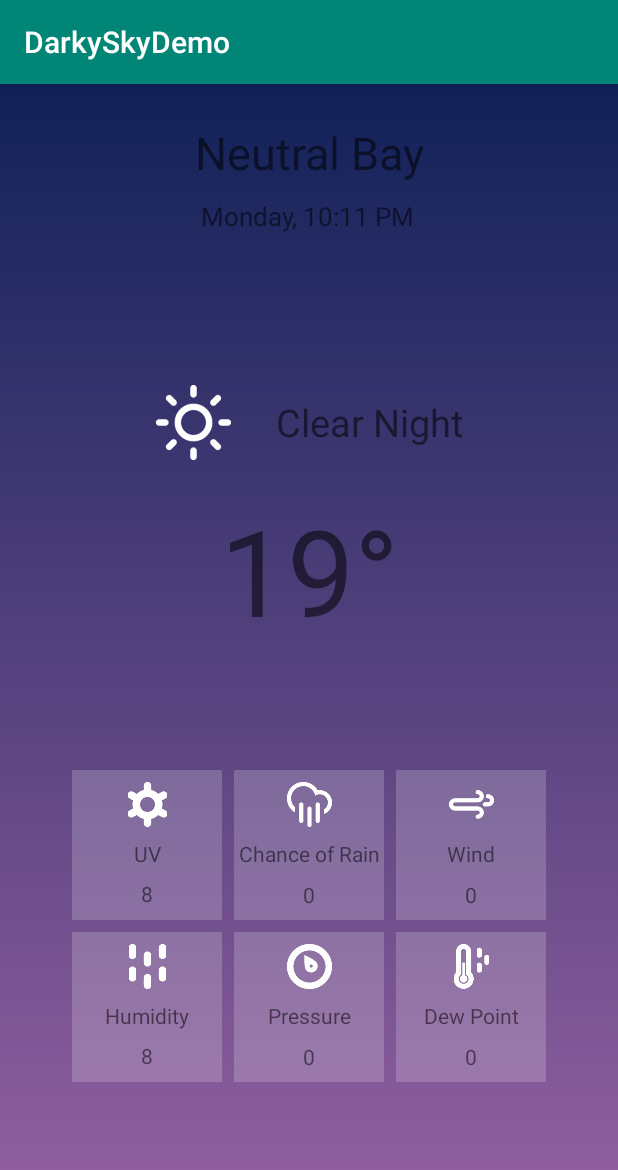
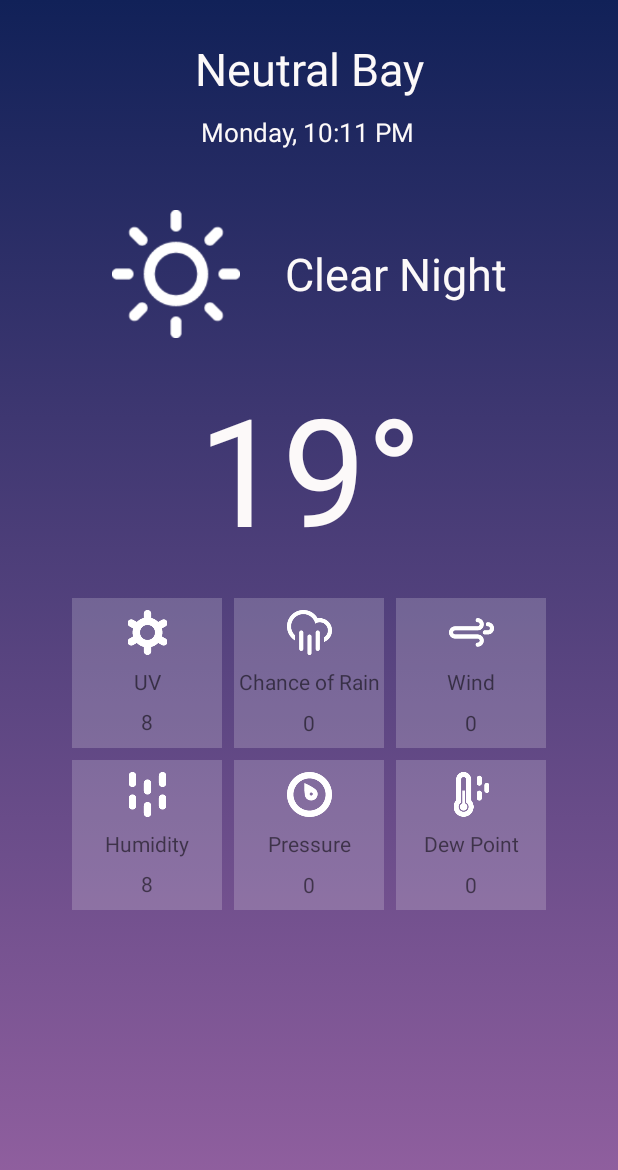
Before and after one commit to vuongpn/Weather, an Android app: the screen it shows after launch (MainActivity), on a phone screen of 412 x 824 dp. Shown: the top 1170 px of the screen. Run offline under Robolectric (Android 15) with nearby library versions, the phone set to English and light mode, and no system bars; 1 statement that could not run was skipped.

Commit message:
fix UI , add no action bar

```diff
--- a/app/src/main/java/com/example/darkyskydemo/mainscreen/MainContract.kt
+++ b/app/src/main/java/com/example/darkyskydemo/mainscreen/MainContract.kt
@@ -16,7 +16,6 @@ interface MainContract {
         }
 
         fun getData(onFinishedListener: OnFinishedListener)
-        fun getDailyData()
     }
 
     interface Presenter {
--- a/app/src/main/java/com/example/darkyskydemo/mainscreen/MainModel.kt
+++ b/app/src/main/java/com/example/darkyskydemo/mainscreen/MainModel.kt
@@ -29,10 +29,4 @@ class MainModel : MainContract.Model {
 
         })
     }
-    override fun getDailyData() {
-        TODO("not implemented") //To change body of created functions use File | Settings | File Templates.
-    }
-
-
-
 }
--- a/app/src/main/java/com/example/darkyskydemo/network/ApiClient.kt
+++ b/app/src/main/java/com/example/darkyskydemo/network/ApiClient.kt
@@ -5,8 +5,8 @@ import retrofit2.converter.gson.GsonConverterFactory
 
 object ApiClient {
     const val API_KEY = "984d7457ecd1924ea3401a96fc276b39"
-    const val latitude = 37.8267
-    const val longtitude = -122.4233
+    const val latitude = 42.3601
+    const val longtitude = -71.0589
     private val BASE_URL = "https://api.darksky.net/"
     private var retrofit: Retrofit? = null
 
--- a/app/src/main/res/layout/mainscreen.xml
+++ b/app/src/main/res/layout/mainscreen.xml
@@ -32,6 +32,7 @@
                     android:textSize="30sp"
                     android:text="Neutral Bay"
                     android:layout_marginEnd="8dp"
+                    android:textColor="@color/text"
                     app:layout_constraintEnd_toEndOf="parent"
                     android:layout_marginStart="8dp"
                     app:layout_constraintStart_toStartOf="parent"
@@ -43,6 +44,7 @@
                     android:textSize="17sp"
                     android:text="Monday, 10:11 PM"
                     android:layout_marginEnd="8dp"
+                    android:textColor="@color/text"
                     app:layout_constraintEnd_toEndOf="parent"
                     android:layout_marginStart="8dp"
                     app:layout_constraintStart_toStartOf="parent"
@@ -56,14 +58,14 @@
                     android:layout_marginEnd="20dp"
                     app:layout_constraintStart_toStartOf="parent"
                     android:layout_marginStart="20dp"
-                    android:layout_marginTop="100dp"
+                    android:layout_marginTop="40dp"
                     app:layout_constraintTop_toBottomOf="@+id/localityTimeTxt"
                     android:id="@+id/constraintLayout">
 
                 <ImageView
                         android:src="@drawable/clear_day_icon"
-                        android:layout_width="50dp"
-                        android:layout_height="50dp"
+                        android:layout_width="85dp"
+                        android:layout_height="85dp"
                         android:id="@+id/forecastIcon"
                         app:layout_constraintTop_toTopOf="parent"
                         app:layout_constraintStart_toStartOf="parent"
@@ -77,8 +79,9 @@
                         android:layout_width="wrap_content"
                         android:layout_height="wrap_content"
                         android:id="@+id/forecastSummaryTxt"
-                        android:textSize="25sp"
+                        android:textSize="30sp"
                         android:textAlignment="textStart"
+                        android:textColor="@color/text"
                         android:layout_marginTop="8dp"
                         app:layout_constraintTop_toTopOf="parent"
                         android:layout_marginBottom="8dp"
@@ -99,8 +102,9 @@
                         android:layout_width="wrap_content"
                         android:layout_height="wrap_content"
                         android:id="@+id/forecastCurrentTemperatureTxt"
-                        android:textSize="80sp"
+                        android:textSize="100sp"
                         android:text="19°"
+                        android:textColor="@color/text"
                         app:layout_constraintStart_toStartOf="parent"
                         app:layout_constraintTop_toTopOf="parent"
                         app:layout_constraintBottom_toBottomOf="parent"
@@ -112,7 +116,7 @@
                     android:layout_width="wrap_content"
                     android:layout_height="wrap_content"
                     android:id="@+id/detailsLayout"
-                    android:layout_marginTop="80dp"
+                    android:layout_marginTop="20dp"
                     app:layout_constraintTop_toBottomOf="@+id/currentMaxMinTempLayout"
                     app:layout_constraintEnd_toEndOf="parent"
                     android:layout_marginEnd="8dp"
--- a/app/src/main/res/values/colors.xml
+++ b/app/src/main/res/values/colors.xml
@@ -3,4 +3,5 @@
     <color name="colorPrimary">#008577</color>
     <color name="colorPrimaryDark">#00574B</color>
     <color name="colorAccent">#D81B60</color>
+    <color name="text">#FCF9F9</color>
 </resources>
--- a/app/src/main/res/values/styles.xml
+++ b/app/src/main/res/values/styles.xml
@@ -1,7 +1,7 @@
 <resources>
 
     <!-- Base application theme. -->
-    <style name="AppTheme" parent="Theme.AppCompat.Light.DarkActionBar">
+    <style name="AppTheme" parent="Theme.AppCompat.Light.NoActionBar">
         <!-- Customize your theme here. -->
         <item name="colorPrimary">@color/colorPrimary</item>
         <item name="colorPrimaryDark">@color/colorPrimaryDark</item>
```
